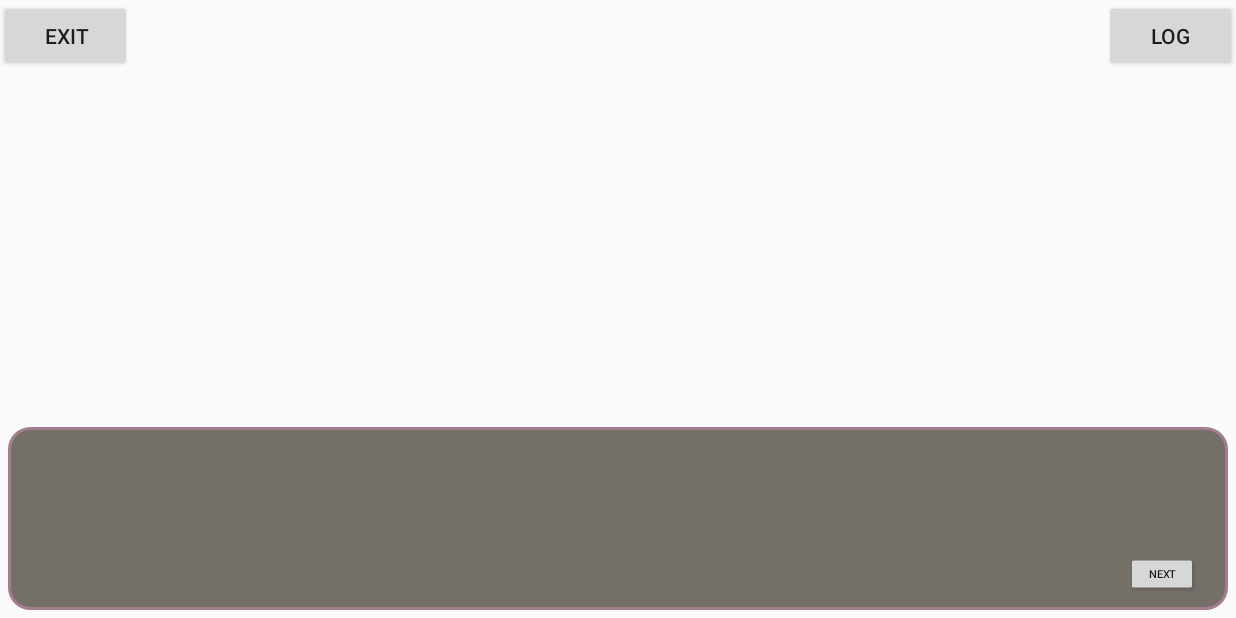
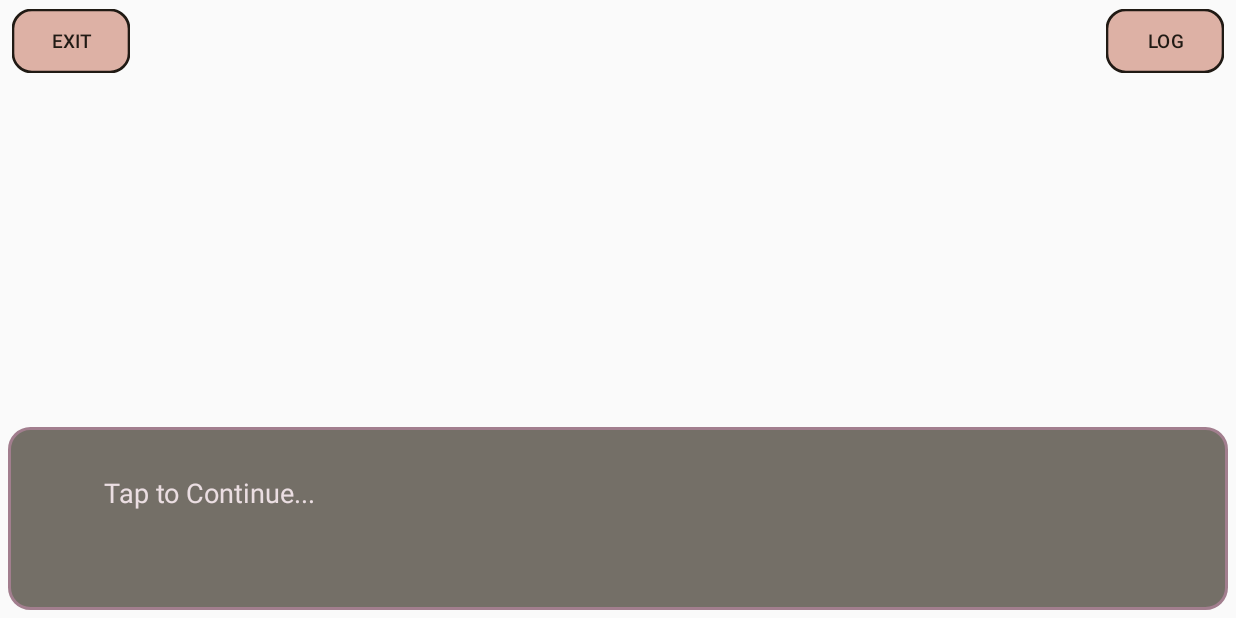
Before and after one commit to idvera77/Cosplay-Triple-Date, an Android app: the Game screen opened directly, with no data from a screen before it, on a phone screen of 824 x 412 dp (held sideways). Run offline under Robolectric (Android 15) with nearby library versions, the phone set to English and light mode, and no system bars; plain views replace TextView; 5 statements that could not run were skipped.

Commit message:
fixes and documentation

```diff
--- a/app/src/main/java/com/mystra77/visualnovel/database/MyOpenHelper.java
+++ b/app/src/main/java/com/mystra77/visualnovel/database/MyOpenHelper.java
@@ -13,15 +13,27 @@ import java.util.ArrayList;
 
 
 public class MyOpenHelper extends SQLiteOpenHelper {
+
+    /**
+     * Strings variables that helps us to insert resources from the Android application
+     */
     private String gameCompleted;
     private String stage;
 
+    /**
+     * Builder with the name of the database and its version, as well as String variables
+     * that receive resources from Android app
+     */
     public MyOpenHelper(Context context) {
         super(context, Constants.getDatabaseName(), null, Constants.getDatabaseVersion());
         gameCompleted = context.getResources().getString(R.string.gameCompleted);
-        stage = context.getResources().getString(R.string.stage);
+        stage = context.getResources().getString(R.string.chapter);
     }
 
+    /**
+     * The first time the application is run, it creates the database and inserts three entries
+     * that generate the save points. It also adds the trigger
+     */
     @Override
     public void onCreate(SQLiteDatabase db) {
         db.execSQL(Constants.getCreateTableGame());
@@ -31,12 +43,21 @@ public class MyOpenHelper extends SQLiteOpenHelper {
         db.execSQL(Constants.getUpdateTimeTrigger());
     }
 
-    @Override
     public void onUpgrade(SQLiteDatabase db, int oldVersion, int newVersion) {
         db.execSQL("DROP TABLE IF EXISTS " + Constants.getTableGame());
         onCreate(db);
     }
 
+    /**
+     * Function to save the game. The data is inserted in the game indicated by the id
+     *
+     * @param id       Integer type variable, indicates the id
+     * @param stage    Integer type variable, indicates the chapter in the game
+     * @param tsundere Integer type variable, indicates the point obtained by the character tsundere(angel)
+     * @param neko     Integer type variable, indicates the point obtained by the character neko
+     * @param mature   Integer type variable, indicates the point obtained by the character mature
+     * @param score    Integer type variable, indicates the score to save to unlock images
+     */
     public void saveGame(int id, int stage, int tsundere, int neko, int mature, int score) {
         SQLiteDatabase db = this.getWritableDatabase();
         ContentValues values = new ContentValues();
@@ -48,10 +69,17 @@ public class MyOpenHelper extends SQLiteOpenHelper {
         db.update(Constants.getTableGame(), values, Constants.getKeyId() + " = (" + id + " );", null);
     }
 
+    /**
+     * Function to load the game.
+     *
+     * @param id Integer type variable to indicate the position of the database entry to be retrieved
+     * @return player object
+     */
     public Player loadGame(int id) {
         SQLiteDatabase db = this.getReadableDatabase();
         Player player;
-        Cursor result = db.query(Constants.getTableGame(), null, Constants.getKeyId() + "=" + id, null, null, null, null);
+        Cursor result = db.query(Constants.getTableGame(), null, Constants.getKeyId() + "=" + id,
+                null, null, null, null);
         result.moveToFirst();
         player = new Player(result.getInt(result.getColumnIndex(Constants.getSTAGE())),
                 result.getInt(result.getColumnIndex(Constants.getANGEL())),
@@ -61,10 +89,16 @@ public class MyOpenHelper extends SQLiteOpenHelper {
         return player;
     }
 
+    /**
+     * Function to load the last save game, this is possible using the variable timestamp
+     *
+     * @return player object
+     */
     public Player loadLastSave() {
         SQLiteDatabase db = this.getReadableDatabase();
         Player player;
-        Cursor result = db.query(Constants.getTableGame(), null, null, null, null, null, Constants.getTIME() + " DESC");
+        Cursor result = db.query(Constants.getTableGame(), null, null, null,
+                null, null, Constants.getTIME() + " DESC");
         result.moveToFirst();
         player = new Player(result.getInt(result.getColumnIndex(Constants.getSTAGE())),
                 result.getInt(result.getColumnIndex(Constants.getANGEL())),
@@ -74,15 +108,26 @@ public class MyOpenHelper extends SQLiteOpenHelper {
         return player;
     }
 
+    /**
+     * Function to delete a save
+     *
+     * @param id Integer type variable to indicate the position of the database entry to be deleted
+     */
     public void deleteSaveGame(int id) {
         SQLiteDatabase db = this.getWritableDatabase();
         db.delete(Constants.getTableGame(), Constants.getKeyId() + "=" + id, null);
         db.execSQL("INSERT INTO " + Constants.getTableGame() + "(" + Constants.getKeyId() + ") VALUES (" + id + ")");
     }
 
+    /**
+     * Function that searches for the highest score stored in the database
+     *
+     * @return Integer value that helps us to unlock images in the gallery
+     */
     public int unlockGallerySelect() {
         SQLiteDatabase db = this.getReadableDatabase();
-        Cursor result = db.query(Constants.getTableGame(), null, null, null, null, null, Constants.getSCORE() + " DESC");
+        Cursor result = db.query(Constants.getTableGame(), null, null, null,
+                null, null, Constants.getSCORE() + " DESC");
         if (result.moveToFirst()) {
             return result.getInt(result.getColumnIndex(Constants.getSCORE()));
         } else {
@@ -90,11 +135,17 @@ public class MyOpenHelper extends SQLiteOpenHelper {
         }
     }
 
+    /**
+     * Function that helps us to recover the data of the inserted games, with these data we will fill the buttons of the loading screen
+     *
+     * @return String with the game data to fill the text of the buttons
+     */
     public ArrayList<String> fillLoadButton() {
         ArrayList<String> dateLoadString = new ArrayList<String>();
         String timeData, stageData;
         SQLiteDatabase db = this.getReadableDatabase();
-        Cursor result = db.query(Constants.getTableGame(), null, null, null, null, null, Constants.getKeyId());
+        Cursor result = db.query(Constants.getTableGame(), null, null, null,
+                null, null, Constants.getKeyId());
         if (result.moveToFirst()) {
             do {
                 stageData = stage + result.getString(result.getColumnIndex(Constants.getSTAGE()));
--- /dev/null
+++ b/app/src/main/res/drawable/button_game.xml
@@ -0,0 +1,24 @@
+<?xml version="1.0" encoding="utf-8"?>
+<selector xmlns:android="http://schemas.android.com/apk/res/android">
+    <item android:state_selected="true">
+        <shape android:shape="rectangle">
+            <corners android:radius="14dp" />
+            <solid android:color="@color/activeButton" />
+            <stroke android:width="2dp" android:color="@color/borderButtonGame" />
+        </shape>
+    </item>
+    <item android:state_pressed="true">
+        <shape android:shape="rectangle">
+            <corners android:radius="14dp" />
+            <solid android:color="@color/activeButton" />
+            <stroke android:width="2dp" android:color="@color/borderButtonGame" />
+        </shape>
+    </item>
+    <item>
+        <shape android:shape="rectangle">
+            <corners android:radius="14dp" />
+            <solid android:color="@color/colorGameButton" />
+            <stroke android:width="2dp" android:color="@color/borderButtonGame" />
+        </shape>
+    </item>
+</selector>
--- /dev/null
+++ b/app/src/main/res/drawable/button_select.xml
@@ -0,0 +1,21 @@
+<?xml version="1.0" encoding="utf-8"?>
+<selector xmlns:android="http://schemas.android.com/apk/res/android">
+    <item android:state_selected="true">
+        <shape android:shape="rectangle">
+            <solid android:color="@color/activeButton" />
+            <stroke android:width="1dp" android:color="@color/borderMenu" />
+        </shape>
+    </item>
+    <item android:state_pressed="true">
+        <shape android:shape="rectangle">
+            <solid android:color="@color/activeButton" />
+            <stroke android:width="1dp" android:color="@color/borderMenu" />
+        </shape>
+    </item>
+    <item>
+        <shape android:shape="rectangle">
+            <solid android:color="@color/buttonSelect" />
+            <stroke android:width="1dp" android:color="@color/borderMenu" />
+        </shape>
+    </item>
+</selector>
--- a/app/src/main/res/layout/activity_game.xml
+++ b/app/src/main/res/layout/activity_game.xml
@@ -72,29 +72,59 @@
 
                 <Button
                     android:id="@+id/btnOption1"
+                    android:layout_width="wrap_content"
+                    android:layout_height="wrap_content"
+                    android:layout_gravity="center"
+                    android:layout_margin="2dp"
+                    android:layout_weight="1"
+                    android:background="@drawable/button_select"
                     android:onClick="clickOption1"
-                    android:layout_width="match_parent"
-                    android:layout_height="match_parent" />
+                    android:paddingStart="10dp"
+                    android:paddingEnd="10dp"
+                    android:textAllCaps="false"
+                    android:textSize="14sp" />
 
                 <Button
                     android:id="@+id/btnOption2"
+                    android:layout_width="wrap_content"
+                    android:layout_height="wrap_content"
+                    android:layout_gravity="center"
+                    android:layout_margin="2dp"
+                    android:layout_weight="1"
+                    android:background="@drawable/button_select"
                     android:onClick="clickOption2"
-                    android:layout_width="match_parent"
-                    android:layout_height="match_parent" />
+                    android:paddingStart="10dp"
+                    android:paddingEnd="10dp"
+                    android:textAllCaps="false"
+                    android:textSize="14sp" />
 
                 <Button
                     android:id="@+id/btnOption3"
+                    android:layout_width="wrap_content"
+                    android:layout_height="wrap_content"
+                    android:layout_gravity="center"
+                    android:layout_margin="2dp"
+                    android:layout_weight="1"
+                    android:background="@drawable/button_select"
                     android:onClick="clickOption3"
-                    android:layout_width="match_parent"
-                    android:layout_height="match_parent" />
+                    android:paddingStart="10dp"
+                    android:paddingEnd="10dp"
+                    android:textAllCaps="false"
+                    android:textSize="14sp" />
             </LinearLayout>
 
             <Button
                 android:id="@+id/btnExitGame"
                 android:layout_width="wrap_content"
                 android:layout_height="wrap_content"
+                android:layout_margin="3dp"
+                android:background="@drawable/button_game"
                 android:onClick="backToMainMenu"
+                android:scaleX="0.9"
+                android:scaleY="0.9"
                 android:text="@string/exit"
+                android:textColor="@color/borderButtonGame"
+                android:textSize="14dp"
                 app:layout_constraintStart_toStartOf="parent"
                 app:layout_constraintTop_toTopOf="parent" />
 
@@ -102,8 +132,14 @@
                 android:id="@+id/btnLog"
                 android:layout_width="wrap_content"
                 android:layout_height="wrap_content"
+                android:layout_margin="3dp"
+                android:background="@drawable/button_game"
                 android:onClick="openLog"
+                android:scaleX="0.9"
+                android:scaleY="0.9"
                 android:text="@string/log"
+                android:textColor="@color/borderButtonGame"
+                android:textSize="14dp"
                 app:layout_constraintEnd_toEndOf="parent"
                 app:layout_constraintTop_toTopOf="parent" />
 
@@ -117,6 +153,7 @@
             android:layout_marginEnd="5dp"
             android:layout_marginBottom="5dp"
             android:layout_weight="1"
+            android:onClick="clickNext"
             android:background="@drawable/border_menu"
             app:layout_constrainedWidth="false">
 
@@ -152,17 +189,6 @@
                 app:layout_constraintTop_toBottomOf="@+id/nameCharacterText"
                 app:letterDuration="25" />
 
-            <Button
-                android:id="@+id/btnNext"
-                android:layout_width="wrap_content"
-                android:layout_height="wrap_content"
-                android:onClick="clickNext"
-                android:scaleX="0.5"
-                android:scaleY="0.5"
-                android:text="@string/next"
-                app:layout_constraintBottom_toBottomOf="parent"
-                app:layout_constraintEnd_toEndOf="parent" />
-
         </androidx.constraintlayout.widget.ConstraintLayout>
     </LinearLayout>
 
@@ -182,8 +208,10 @@
             android:id="@+id/finalMessage"
             android:layout_width="wrap_content"
             android:layout_height="wrap_content"
-            android:text="TextView"
-            android:textSize="24sp"
+            android:text="@string/chapterComplete"
+            android:textAlignment="center"
+            android:textColor="@color/textColor"
+            android:textSize="18sp"
             app:layout_constraintBottom_toTopOf="@+id/btnSave2"
             app:layout_constraintEnd_toEndOf="parent"
             app:layout_constraintStart_toStartOf="parent"
@@ -193,8 +221,10 @@
             android:id="@+id/btnSave1"
             android:layout_width="wrap_content"
             android:layout_height="wrap_content"
+            android:background="@drawable/button_load"
             android:onClick="save1"
             android:text="@string/save1"
+            android:textAllCaps="false"
             android:visibility="visible"
             app:layout_constraintBottom_toBottomOf="@+id/btnSave2"
             app:layout_constraintEnd_toStartOf="@+id/btnSave2"
@@ -206,8 +236,10 @@
             android:id="@+id/btnSave2"
             android:layout_width="wrap_content"
             android:layout_height="wrap_content"
+            android:background="@drawable/button_load"
             android:onClick="save2"
             android:text="@string/save2"
+            android:textAllCaps="false"
             android:visibility="visible"
             app:layout_constraintBottom_toBottomOf="parent"
             app:layout_constraintEnd_toStartOf="@+id/btnSave3"
@@ -219,8 +251,10 @@
             android:id="@+id/btnSave3"
             android:layout_width="wrap_content"
             android:layout_height="wrap_content"
+            android:background="@drawable/button_load"
             android:onClick="save3"
             android:text="@string/save3"
+            android:textAllCaps="false"
             android:visibility="visible"
             app:layout_constraintBottom_toBottomOf="@+id/btnSave2"
             app:layout_constraintEnd_toEndOf="parent"
@@ -234,7 +268,7 @@
         android:id="@+id/containerDialog"
         android:layout_width="0dp"
         android:layout_height="0dp"
-        android:layout_margin="45dp"
+        android:layout_margin="50dp"
         android:background="@drawable/log_border"
         android:padding="10dp"
         android:visibility="invisible"
--- a/app/src/main/res/values/colors.xml
+++ b/app/src/main/res/values/colors.xml
@@ -4,6 +4,8 @@
     <color name="border">#A27E8E</color>
     <color name="textColor">#EBDEE2</color>
     <color name="borderMenu">#3C362A</color>
+    <color name="borderButtonGame">#201A14</color>
+    <color name="buttonSelect">#DAD9E6</color>
     <color name="borderImageGallery">#A27E8E</color>
     <color name="colorSettings">#CE6F9D</color>
     <color name="backgroundMenu">#B33C362A</color>
@@ -19,5 +21,6 @@
     <color name="activeButton">#ECE4B7</color>
     <color name="colorAlert">#3C362A</color>
     <color name="colorEgg">#F1E8BA</color>
+    <color name="colorGameButton">#BFD39889</color>
     <color name="transparentBlack">#80000000</color>
 </resources>
--- a/app/src/main/res/values/strings.xml
+++ b/app/src/main/res/values/strings.xml
@@ -15,9 +15,9 @@
     <string name="moveToTwitter">^_^ Move to Twitter?</string>
     <string name="yes">Yes</string>
     <string name="no">No</string>
-    <string name="save1">Save 1</string>
-    <string name="save2">Save 2</string>
-    <string name="save3">Save 3</string>
+    <string name="save1">SAVE 1</string>
+    <string name="save2">SAVE 2</string>
+    <string name="save3">SAVE 3</string>
     <string name="empty">EMPTY</string>
     <string name="delete1">Delete Save 1</string>
     <string name="delete2">Delete Save 2</string>
@@ -31,8 +31,9 @@
     <string name="OFF">OFF</string>
     <string name="gameCompleted">GAME COMPLETED</string>
     <string name="thanksMessage">THANKS FOR PLAYING ^_^</string>
-
+    <string name="chapterComplete">CHAPTER COMPLETE\nNew images unlocked in gallery ^_^</string>
     <string name="messageGameComplted">Try a new game and discover a new route!!!</string>
-    <string name="stage">STAGE:\u0020</string>
+    <string name="chapter">CHAPTER:\u0020</string>
+    <string name="tap">Tap to Continue...</string>
     <string name="dialogSpace">\u0020\u0020\u0020\u0020</string>
 </resources>
```
Also changed, not shown: app/src/main/java/com/mystra77/visualnovel/Game.java (+18 -20 lines), app/src/main/java/com/mystra77/visualnovel/characters/GirlCharacters.java (+0 -15 lines), app/src/main/java/com/mystra77/visualnovel/classes/KeyWords.java (+16 -7 lines), app/src/main/java/com/mystra77/visualnovel/classes/Player.java (+20 -15 lines), app/src/main/java/com/mystra77/visualnovel/database/Constants.java (+13 -3 lines), app/src/main/res/raw/script1.txt (+7 -3 lines).
